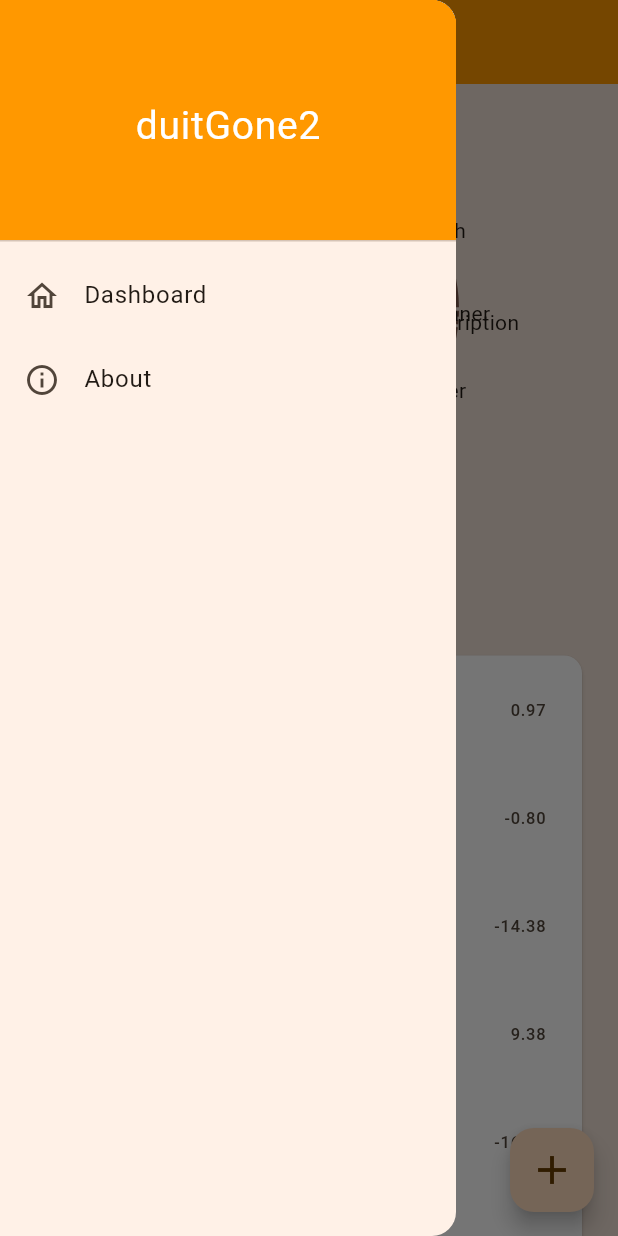
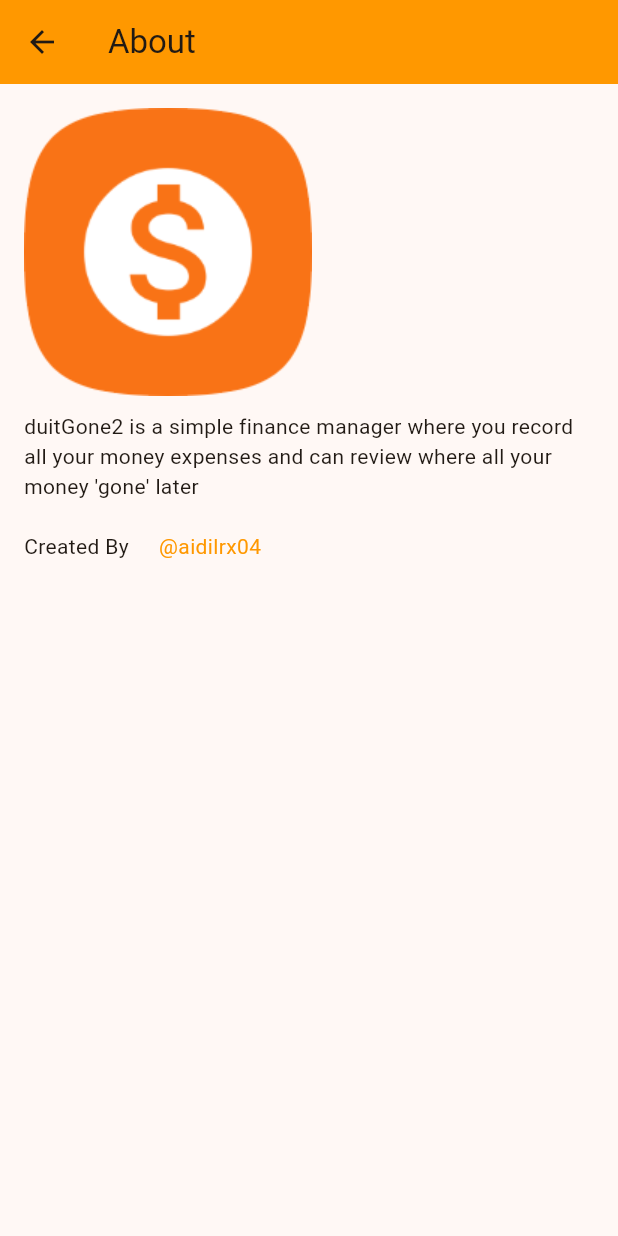
Before and after one commit to aidilrx04/duitgone2, a Flutter app: the screen it shows after launch, in the side drawer, after a tap on "About", on a phone screen of 412 x 824 dp. Run offline on Flutter 3.47's test engine with Material 3 defaults, Android fonts, the phone set to English and light mode, and no system bars; drawn by our look-alikes of fl_chart.

Commit message:
Add about page

```diff
--- /dev/null
+++ b/lib/screens/about/about.dart
@@ -0,0 +1,51 @@
+import 'package:flutter/material.dart';
+
+class About extends StatelessWidget {
+  const About({super.key});
+
+  static const aboutDesc =
+      "duitGone2 is a simple finance manager where you record all your money expenses and can review where all your money 'gone' later";
+
+  @override
+  Widget build(BuildContext context) {
+    return Scaffold(
+      appBar: AppBar(
+        title: Text("About"),
+      ),
+      body: Padding(
+        padding: const EdgeInsets.all(16.0),
+        child: Column(
+          crossAxisAlignment: CrossAxisAlignment.start,
+          children: [
+            Image.asset("assets/images/logo.png"),
+            SizedBox(
+              height: 10,
+            ),
+            Text(
+              aboutDesc,
+              style: Theme.of(context).textTheme.bodyMedium,
+            ),
+            SizedBox(
+              height: 20,
+            ),
+            Row(
+              children: [
+                Text("Created By"),
+                SizedBox(
+                  width: 20,
+                ),
+                Text(
+                  "@aidilrx04",
+                  style: Theme.of(context)
+                      .textTheme
+                      .bodyMedium!
+                      .copyWith(color: Colors.orange),
+                )
+              ],
+            )
+          ],
+        ),
+      ),
+    );
+  }
+}
--- a/lib/screens/app.dart
+++ b/lib/screens/app.dart
@@ -1,4 +1,5 @@
 import 'package:duitgone2/screens/Home/home.dart';
+import 'package:duitgone2/screens/about/about.dart';
 import 'package:flutter/material.dart';
 
 class App extends StatelessWidget {
@@ -7,12 +8,13 @@ class App extends StatelessWidget {
   @override
   Widget build(BuildContext context) {
     return MaterialApp(
-        theme: ThemeData(
-          appBarTheme: AppBarTheme(
-            backgroundColor: Colors.orange,
-          ),
-          colorScheme: ColorScheme.fromSeed(seedColor: Colors.orange),
+      theme: ThemeData(
+        appBarTheme: AppBarTheme(
+          backgroundColor: Colors.orange,
         ),
-        home: Home());
+        colorScheme: ColorScheme.fromSeed(seedColor: Colors.orange),
+      ),
+      home: Home(),
+    );
   }
 }
--- a/lib/screens/home/home.dart
+++ b/lib/screens/home/home.dart
@@ -1,6 +1,7 @@
 import 'dart:math';
 
 import 'package:duitgone2/models/money.dart';
+import 'package:duitgone2/screens/about/about.dart';
 import 'package:duitgone2/screens/home/money_list.dart';
 import 'package:fl_chart/fl_chart.dart';
 import 'package:flutter/material.dart';
@@ -90,7 +91,10 @@ class Home extends StatelessWidget {
                 title: Text("Dashboard"),
               ),
               ListTile(
-                onTap: () {},
+                onTap: () {
+                  Navigator.of(context)
+                      .push(MaterialPageRoute(builder: (context) => About()));
+                },
                 leading: Icon(Icons.info_outlined),
                 title: Text("About"),
               ),
--- a/pubspec.yaml
+++ b/pubspec.yaml
@@ -60,9 +60,8 @@ flutter:
   uses-material-design: true
 
   # To add assets to your application, add an assets section, like this:
-  # assets:
-  #   - images/a_dot_burr.jpeg
-  #   - images/a_dot_ham.jpeg
+  assets:
+    - assets/images/
 
   # An image asset can refer to one or more resolution-specific "variants", see
   # https://flutter.dev/to/resolution-aware-images
```
Also changed, not shown: assets/images/logo.png (added).
